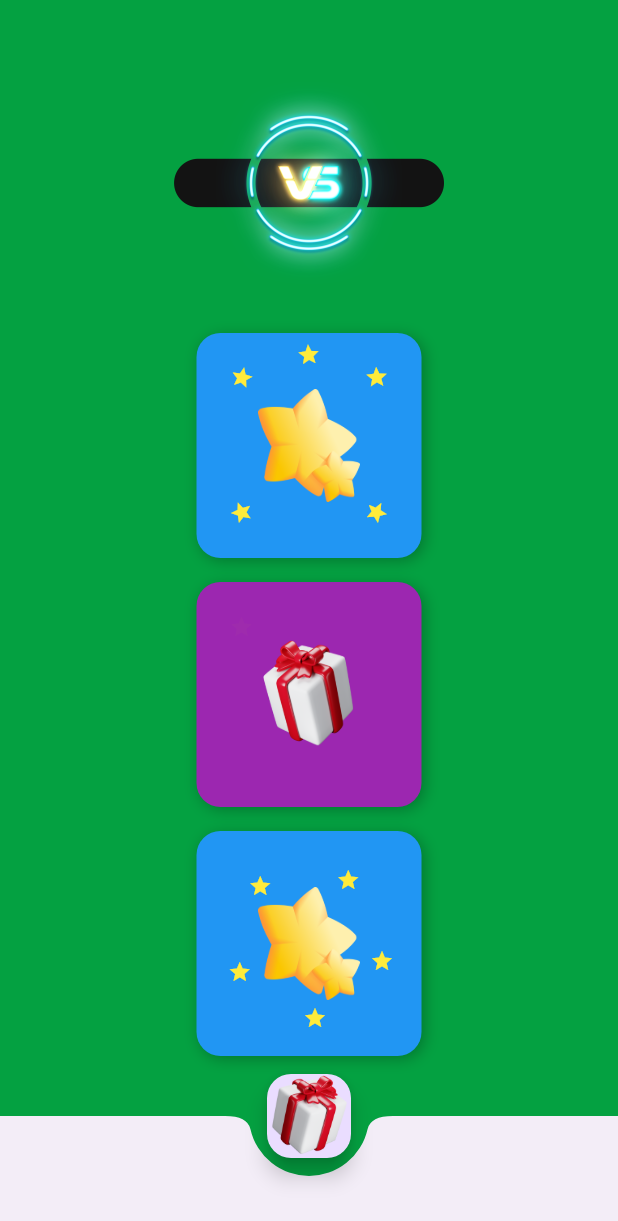
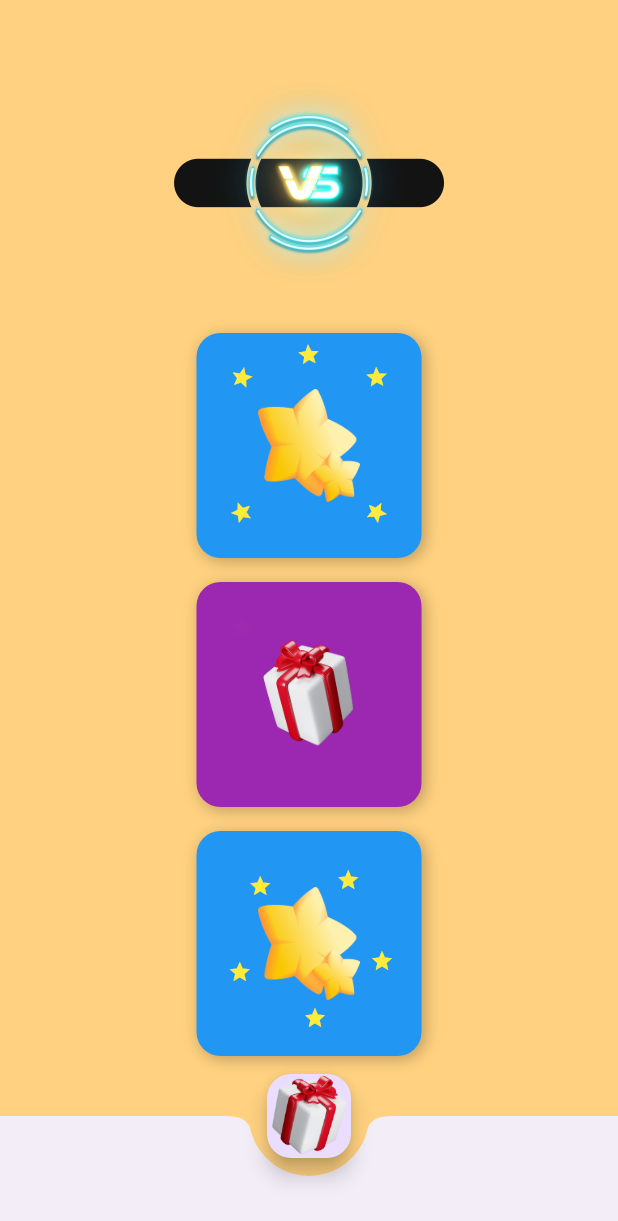
Before and after one commit to farhad-fbm/auth_flutter, a Flutter app: the CoinRisePage screen opened directly, on a phone screen of 412 x 824 dp. Shown: the top 1221 px of the screen. Run offline on Flutter 3.47's test engine with Material 3 defaults, Android fonts, the phone set to English and light mode, and no system bars; our stand-ins replace file_picker, image_picker; missing offline and left inert: hexagon.

Commit message:
added animated screen

```diff
--- a/lib/features/animated_icons/icon_home_screen.dart
+++ b/lib/features/animated_icons/icon_home_screen.dart
@@ -1,6 +1,7 @@
 import 'package:flutter/material.dart';
 import 'dart:math';
 
+import 'widgets/blinking_image.dart';
 import 'widgets/rotating_stars_card.dart';
 import 'widgets/star_animation_type.dart';
 
@@ -111,40 +112,41 @@ class CoinRisePageState extends State<CoinRisePage>
 
     return Scaffold(
       // backgroundColor: Color(0xFF012312),
-      backgroundColor: const Color(0xFF04A141),
+      backgroundColor: Colors.orangeAccent[100],
       body: Stack(
         children: [
-          Center(
+          const Center(
             child: Column(
               mainAxisAlignment: MainAxisAlignment.end,
 
               children: [
-                SizedBox(
+                BlinkingImage(
+                  imagePath: "assets/icons/neon_logo.png",
                   width: 400,
                   height: 200,
-                  child: Image.asset("assets/icons/neon_logo.png"),
                 ),
+
                 // Spinning stars
-                const RotatingStarsCard(
+                RotatingStarsCard(
                   centerIconPath: "assets/icons/3d_star.png",
                   backgroundColor: Colors.blue,
                   animationType: StarAnimationType.spin,
                 ),
-                const SizedBox(height: 16),
+                SizedBox(height: 16),
                 // Blinking stars
-                const RotatingStarsCard(
+                RotatingStarsCard(
                   centerIconPath: "assets/icons/3d_gift_box.png",
                   backgroundColor: Colors.purple,
                   animationType: StarAnimationType.blink,
                 ),
-                const SizedBox(height: 16),
-                const RotatingStarsCard(
+                SizedBox(height: 16),
+                RotatingStarsCard(
                   centerIconPath: "assets/icons/3d_star.png",
                   backgroundColor: Colors.blue,
                   animationType: StarAnimationType.orbit,
                 ),
 
-                const SizedBox(height: 40),
+                SizedBox(height: 40),
               ],
             ),
           ),
--- /dev/null
+++ b/lib/features/animated_icons/widgets/blinking_image.dart
@@ -0,0 +1,56 @@
+import 'package:flutter/material.dart';
+
+class BlinkingImage extends StatefulWidget {
+  final String imagePath;
+  final double width;
+  final double height;
+
+  const BlinkingImage({
+    super.key,
+    required this.imagePath,
+    this.width = 400,
+    this.height = 200,
+  });
+
+  @override
+  State<BlinkingImage> createState() => _BlinkingImageState();
+}
+
+class _BlinkingImageState extends State<BlinkingImage>
+    with SingleTickerProviderStateMixin {
+  late AnimationController _controller;
+  late Animation<double> _animation;
+
+  @override
+  void initState() {
+    super.initState();
+
+    _controller = AnimationController(
+      vsync: this,
+      duration: const Duration(seconds: 2),
+    )..repeat(reverse: true); // will fade in and out
+
+    _animation = Tween<double>(
+      begin: 0.8,
+      end: 1.0,
+    ).animate(CurvedAnimation(parent: _controller, curve: Curves.easeInOut));
+  }
+
+  @override
+  void dispose() {
+    _controller.dispose();
+    super.dispose();
+  }
+
+  @override
+  Widget build(BuildContext context) {
+    return FadeTransition(
+      opacity: _animation,
+      child: SizedBox(
+        width: widget.width,
+        height: widget.height,
+        child: Image.asset(widget.imagePath),
+      ),
+    );
+  }
+}
```
